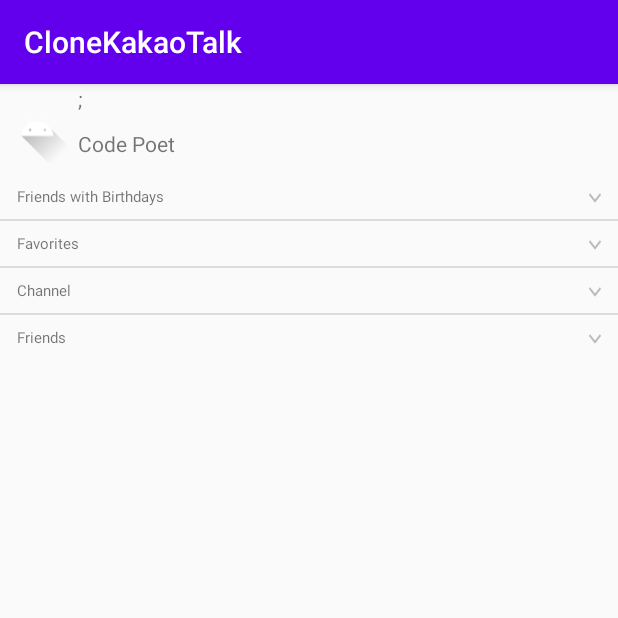
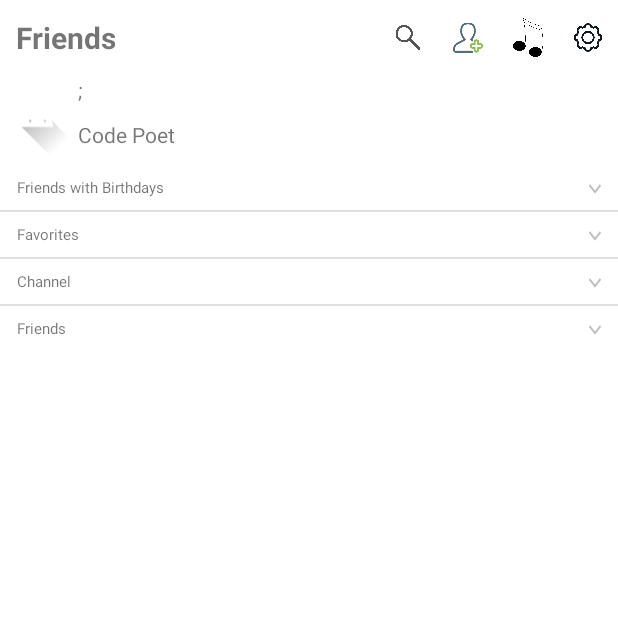
Before and after one commit to flowertaekk-dev/cloneKakaoTalk, an Android app: the screen it shows after launch (MainActivity), on a phone screen of 412 x 824 dp, the top half of it. Run offline under Robolectric (Android 15) with nearby library versions, the phone set to English and light mode, and no system bars; 2 statements that could not run were skipped.

Commit message:
add menu icons on Friends list

```diff
--- a/app/src/main/java/com/example/clonekakaotalk/MainActivity.java
+++ b/app/src/main/java/com/example/clonekakaotalk/MainActivity.java
@@ -25,9 +25,10 @@ public class MainActivity extends AppCompatActivity {
     protected void onCreate(Bundle savedInstanceState) {
         super.onCreate(savedInstanceState);
         setContentView(R.layout.activity_main);
+        setTitle("Friends");
 
         // get the listView
-        profileExpandableListView = findViewById(R.id.birthday_friends_list);
+        profileExpandableListView = findViewById(R.id.friends_list);
 
         // get current device's width
         int width = getCurrentScreenWidth();
--- a/app/src/main/res/layout/activity_main.xml
+++ b/app/src/main/res/layout/activity_main.xml
@@ -5,7 +5,12 @@
     android:layout_width="match_parent"
     android:layout_height="match_parent"
     android:orientation="vertical"
+    android:background="@color/colorWhite"
     tools:context=".MainActivity">
+
+    <!-- Header -->
+
+    <include layout="@layout/header" />
 
     <!-- My profile -->
 
@@ -14,7 +19,7 @@
     <!--  Birthday friends list -->
 
     <ExpandableListView
-        android:id="@+id/birthday_friends_list"
+        android:id="@+id/friends_list"
         android:layout_width="match_parent"
         android:layout_height="wrap_content" />
 
--- /dev/null
+++ b/app/src/main/res/layout/header.xml
@@ -0,0 +1,67 @@
+<?xml version="1.0" encoding="utf-8"?>
+<androidx.constraintlayout.widget.ConstraintLayout
+    xmlns:android="http://schemas.android.com/apk/res/android"
+    xmlns:app="http://schemas.android.com/apk/res-auto"
+    xmlns:tools="http://schemas.android.com/tools"
+    android:background="@color/colorWhite"
+    android:layout_width="match_parent"
+    android:layout_height="50dp">
+
+    <TextView
+        android:id="@+id/header_title"
+        android:layout_width="wrap_content"
+        android:layout_height="match_parent"
+        android:gravity="center"
+        android:text="@string/friends_title"
+        android:textStyle="bold"
+        android:textSize="20dp"
+        android:layout_marginLeft="10dp"
+        app:layout_constraintStart_toStartOf="parent"
+        app:layout_constraintTop_toTopOf="parent" />
+
+    <ImageButton
+        android:id="@+id/header_setting_btn"
+        android:layout_width="40dp"
+        android:layout_height="match_parent"
+        android:background="@color/colorWhite"
+        android:padding="10dp"
+        android:scaleType="fitCenter"
+        android:src="@drawable/setting_img"
+        app:layout_constraintEnd_toEndOf="parent"
+        app:layout_constraintTop_toTopOf="parent" />
+
+    <ImageButton
+        android:id="@+id/header_music_btn"
+        android:layout_width="40dp"
+        android:layout_height="match_parent"
+        android:background="@color/colorWhite"
+        android:padding="10dp"
+        android:scaleType="fitCenter"
+        android:src="@drawable/music_img"
+        app:layout_constraintEnd_toStartOf="@+id/header_setting_btn"
+        app:layout_constraintTop_toTopOf="parent" />
+
+    <ImageButton
+        android:id="@+id/header_add_user_btn"
+        android:layout_width="40dp"
+        android:layout_height="match_parent"
+        android:background="@color/colorWhite"
+        android:padding="10dp"
+        android:scaleType="fitCenter"
+        android:src="@drawable/add_user_img"
+        app:layout_constraintEnd_toStartOf="@+id/header_music_btn"
+        app:layout_constraintTop_toTopOf="parent" />
+
+    <ImageButton
+        android:id="@+id/header_search_btn"
+        android:layout_width="40dp"
+        android:layout_height="match_parent"
+        android:background="@color/colorWhite"
+        android:padding="10dp"
+        android:scaleType="fitCenter"
+        android:src="@drawable/search_img"
+        app:layout_constraintEnd_toStartOf="@+id/header_add_user_btn"
+        app:layout_constraintTop_toTopOf="parent" />
+
+
+</androidx.constraintlayout.widget.ConstraintLayout>
--- a/app/src/main/res/values/colors.xml
+++ b/app/src/main/res/values/colors.xml
@@ -3,4 +3,5 @@
     <color name="colorPrimary">#6200EE</color>
     <color name="colorPrimaryDark">#3700B3</color>
     <color name="colorAccent">#03DAC5</color>
+    <color name="colorWhite">#fff</color>
 </resources>
--- a/app/src/main/res/values/strings.xml
+++ b/app/src/main/res/values/strings.xml
@@ -1,3 +1,4 @@
 <resources>
     <string name="app_name">CloneKakaoTalk</string>
+    <string name="friends_title">Friends</string>
 </resources>
--- a/app/src/main/res/values/styles.xml
+++ b/app/src/main/res/values/styles.xml
@@ -1,11 +1,12 @@
 <resources>
 
     <!-- Base application theme. -->
-    <style name="AppTheme" parent="Theme.AppCompat.Light.DarkActionBar">
+<!--    <style name="AppTheme" parent="Theme.AppCompat.Light.DarkActionBar">-->
+    <style name="AppTheme" parent="Theme.AppCompat.Light.NoActionBar">
         <!-- Customize your theme here. -->
-        <item name="colorPrimary">@color/colorPrimary</item>
-        <item name="colorPrimaryDark">@color/colorPrimaryDark</item>
-        <item name="colorAccent">@color/colorAccent</item>
+        <item name="colorPrimary">@color/colorWhite</item>
+<!--        <item name="colorPrimaryDark">@color/colorPrimaryDark</item>-->
+<!--        <item name="colorAccent">@color/colorAccent</item>-->
     </style>
 
 </resources>
```
Also changed, not shown: app/src/main/res/drawable/add_user_img.png (added), app/src/main/res/drawable/music_img.png (added), app/src/main/res/drawable/search_img.png (added), app/src/main/res/drawable/setting_img.png (added).
